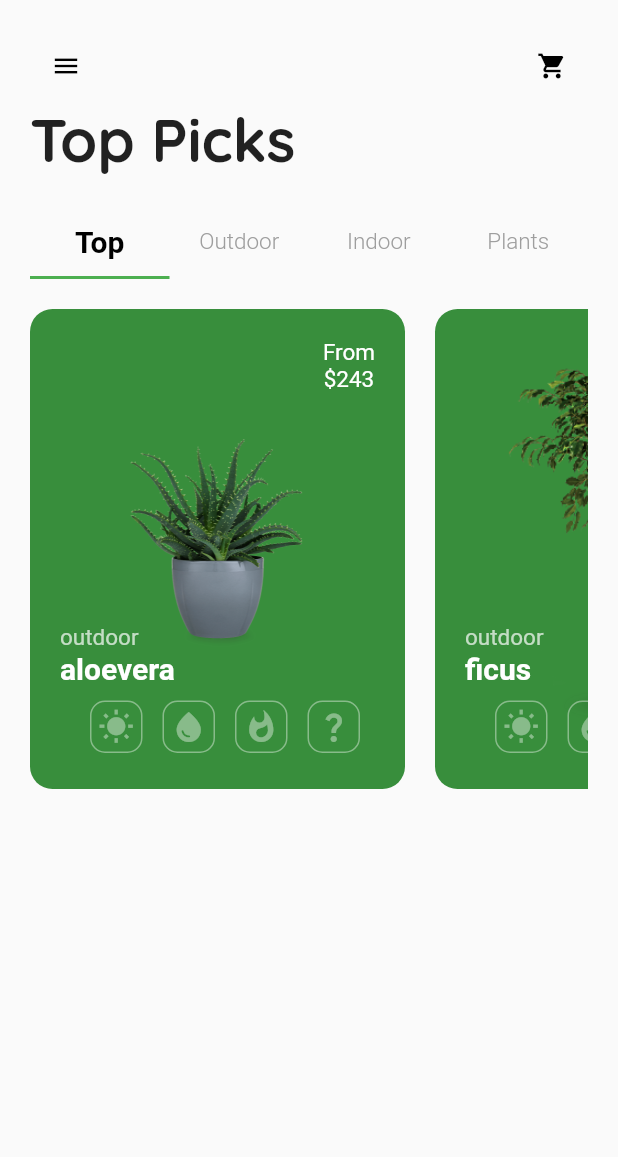
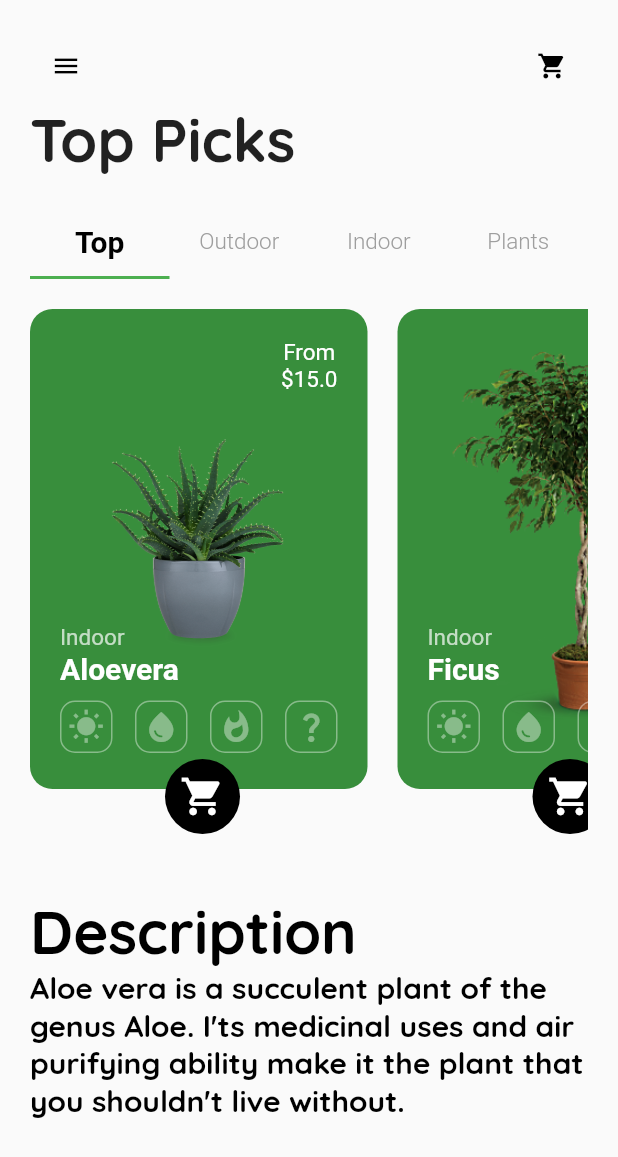
Before and after one commit to yhabbeh/Flutter_UI, a Flutter app: the HomePagePlants screen opened directly, on a phone screen of 412 x 824 dp. Shown: the top 1157 px of the screen. Run offline on Flutter 3.47's test engine with Material 2 defaults, Android fonts, the phone set to English and light mode, and no system bars; missing offline and left inert: dart:html; project files that could hold a hidden picture were left out.

Commit message:
7/4/2022

```diff
--- a/lib/plants/build_card_plant.dart
+++ b/lib/plants/build_card_plant.dart
@@ -1,19 +1,25 @@
 import 'package:flutter/material.dart';
+import 'package:mian/plants/plant_details.dart';
 
-Widget buildCardPlant(
-    {required double width,
-    required double height,
-    required String imgPath,
-    required String imgName}) {
+Widget buildCardPlant({
+  required BuildContext context,
+  required double width,
+  required double height,
+  required String imgPath,
+  required String imgName,
+  required String typeOfPlant,
+  required double cost,
+  required int index,
+
+}) {
   return SizedBox(
-    width: 250,
-    height: 370  ,
+    width: 225,
     child: ListView(
       shrinkWrap: true,
       children: [
         Stack(children: [
           Container(
-            width: 250,
+            width: 225,
             height: 320,
             padding: const EdgeInsets.all(20),
             decoration: BoxDecoration(
@@ -23,10 +29,12 @@ Widget buildCardPlant(
             child: Align(
               alignment: Alignment.topRight,
               child: Column(
-                children: const [
-                  Text("From", style: TextStyle(fontSize: 15, color: Colors.white)),
-                  Text("\$243",
+                children: [
+                  const Text("From",
                       style: TextStyle(fontSize: 15, color: Colors.white)),
+                  Text("\$" + cost.toString(),
+                      style:
+                          const TextStyle(fontSize: 15, color: Colors.white)),
                 ],
               ),
             ),
@@ -40,17 +48,18 @@ Widget buildCardPlant(
             ),
           ),
           Container(
-            padding: EdgeInsets.only(
+            padding: const EdgeInsets.only(
               left: 20,
-              top: 210 ,
+              right: 20,
+              top: 210,
             ),
             child: Column(
               crossAxisAlignment: CrossAxisAlignment.start,
               children: [
                 Text(
-                  "outdoor",
-                  style:
-                      TextStyle(fontSize: 15, color: Colors.white.withOpacity(0.7)),
+                  typeOfPlant,
+                  style: TextStyle(
+                      fontSize: 15, color: Colors.white.withOpacity(0.7)),
                 ),
                 Text(
                   imgName,
@@ -59,44 +68,94 @@ Widget buildCardPlant(
                       color: Colors.white,
                       fontWeight: FontWeight.bold),
                 ),
-                const SizedBox(height: 10,),
+                const SizedBox(
+                  height: 10,
+                ),
                 Container(
-                  width:200,
-                  padding: const EdgeInsets.only(left:20 ),
+                  width: 220,
                   child: Row(
                     mainAxisAlignment: MainAxisAlignment.spaceBetween,
                     children: [
                       Container(
-                        width: 35,height: 35,
-                        decoration: BoxDecoration(border: Border.all(color: Colors.white.withOpacity(0.4)),
-                        borderRadius: BorderRadius.circular(10)
-                        ),
-                        child: Icon(Icons.wb_sunny,color: Colors.white.withOpacity(0.4),
-
+                        width: 35,
+                        height: 35,
+                        decoration: BoxDecoration(
+                            border: Border.all(
+                                color: Colors.white.withOpacity(0.4)),
+                            borderRadius: BorderRadius.circular(10)),
+                        child: Icon(
+                          Icons.wb_sunny,
+                          color: Colors.white.withOpacity(0.4),
                         ),
                       ),
                       Container(
-                          width: 35,height: 35,
-                          decoration: BoxDecoration(border: Border.all(color: Colors.white.withOpacity(0.4)),
-                              borderRadius: BorderRadius.circular(10)
-                          ),
-                          child: Icon(Icons.water_drop,color: Colors.white.withOpacity(0.4),)),
+                          width: 35,
+                          height: 35,
+                          decoration: BoxDecoration(
+                              border: Border.all(
+                                  color: Colors.white.withOpacity(0.4)),
+                              borderRadius: BorderRadius.circular(10)),
+                          child: Icon(
+                            Icons.water_drop,
+                            color: Colors.white.withOpacity(0.4),
+                          )),
                       Container(
-                          width: 35,height: 35,
-                          decoration: BoxDecoration(border: Border.all(color: Colors.white.withOpacity(0.4)),
-                              borderRadius: BorderRadius.circular(10)
-                          ),
-                          child: Icon(Icons.whatshot_sharp,color: Colors.white.withOpacity(0.4),)),
+                          width: 35,
+                          height: 35,
+                          decoration: BoxDecoration(
+                              border: Border.all(
+                                  color: Colors.white.withOpacity(0.4)),
+                              borderRadius: BorderRadius.circular(10)),
+                          child: Icon(
+                            Icons.whatshot_sharp,
+                            color: Colors.white.withOpacity(0.4),
+                          )),
                       Container(
-                          width: 35,height: 35,
-                          decoration: BoxDecoration(border: Border.all(color: Colors.white.withOpacity(0.4)),
-                              borderRadius: BorderRadius.circular(10)
-                          ),
-                          child: Icon(Icons.question_mark,color: Colors.white.withOpacity(0.4),)),
+                          width: 35,
+                          height: 35,
+                          decoration: BoxDecoration(
+                              border: Border.all(
+                                  color: Colors.white.withOpacity(0.4)),
+                              borderRadius: BorderRadius.circular(10)),
+                          child: IconButton(
+                              padding: const EdgeInsets.all(0),
+                              onPressed: () {
+                                Navigator.push(
+                                    context,
+                                    MaterialPageRoute(
+                                      builder: (context) => PlantDetails(
+                                        imgPath: imgPath,
+                                        cost: 262 ,namePL: imgName,typePL: typeOfPlant,
+                                        count: index,
+                                      ),
+                                    ));
+                              },
+                              icon: Icon(
+                                Icons.question_mark,
+                                color: Colors.white.withOpacity(0.4),
+                              ))),
                     ],
                   ),
                 )
               ],
+            ),
+          ),
+          Padding(
+            padding: EdgeInsets.only(top: 300, left: 90),
+            child: Container(
+              padding: EdgeInsets.all(10),
+              width: 50,
+              height: 50,
+              decoration: BoxDecoration(
+                borderRadius: BorderRadius.circular(25),
+                color: Colors.black,
+              ),
+              child: IconButton(
+                padding: const EdgeInsets.only(right: 10, bottom: 10),
+                icon: const Icon(Icons.shopping_cart, color: Colors.white),
+                iconSize: 30,
+                onPressed: () {},
+              ),
             ),
           )
         ]),
--- a/lib/plants/home_page_plant.dart
+++ b/lib/plants/home_page_plant.dart
@@ -1,5 +1,4 @@
 import 'package:flutter/material.dart';
-
 import 'build_card_plant.dart';
 
 class HomePagePlants extends StatefulWidget {
@@ -11,6 +10,17 @@ class HomePagePlants extends StatefulWidget {
 
 class _HomePagePlantsState extends State<HomePagePlants>
     with SingleTickerProviderStateMixin {
+  late ScrollController _scrollController;
+
+  List allDescriptions = [
+    'Aloe vera is a succulent plant of the genus Aloe. I\'ts medicinal uses and air purifying ability make it the plant that you shouldn\'t live without.',
+    'Some other description',
+    'Third description',
+    'fourth description',
+    'fifth description',
+    'sixth description',
+  ];
+  late String description;
 
   List<String> imgPath = [
     "assets/aloevera.png",
@@ -18,18 +28,14 @@ class _HomePagePlantsState extends State<HomePagePlants>
     "assets/flowerplant.png",
     "assets/smallplant.png",
     "assets/whiteplant.png"
-
   ];
   List<String> imgName = [
-      "aloevera",
-    "ficus",
-    "flowerplant",
-    "smallplant",
-    "whiteplant"
-
+    "Aloevera",
+    "Ficus",
+    "Flowerplant",
+    "Smallplant",
+    "Whiteplant"
   ];
-
-
 
   late TabController tabController;
 
@@ -37,7 +43,21 @@ class _HomePagePlantsState extends State<HomePagePlants>
   void initState() {
     // TODO: implement initState
     super.initState();
+    _scrollController = ScrollController();
+    _scrollController.addListener(changeDesc);
+
+    setState(() {
+      description = allDescriptions[0];
+    });
     tabController = TabController(length: 4, vsync: this);
+  }
+
+  changeDesc() {
+    var value = _scrollController.offset.round();
+    var descIndex = (value / 225).round();
+    setState(() {
+      description = allDescriptions[descIndex];
+    });
   }
 
   @override
@@ -46,23 +66,22 @@ class _HomePagePlantsState extends State<HomePagePlants>
     double height = MediaQuery.of(context).size.height;
     return Scaffold(
       body: ListView(
-        padding:  EdgeInsets.all(20.0),
+        padding: const EdgeInsets.all(20.0),
         children: [
           Row(
             mainAxisAlignment: MainAxisAlignment.spaceBetween,
             children: [
               IconButton(
                 onPressed: () {},
-                  icon: Icon(Icons.menu, color: Colors.black),
+                icon: const Icon(Icons.menu, color: Colors.black),
                 iconSize: 20,
               ),
               IconButton(
                 onPressed: () {},
-                  icon: Icon(Icons.shopping_cart, color: Colors.black),
+                icon: const Icon(Icons.shopping_cart, color: Colors.black),
                 iconSize: 20,
               ),
             ],
-
           ),
           const Text("Top Picks",
               style: TextStyle(
@@ -74,9 +93,11 @@ class _HomePagePlantsState extends State<HomePagePlants>
           TabBar(
               controller: tabController,
               labelColor: Colors.black,
-              labelStyle: const TextStyle(fontSize: 20,fontWeight: FontWeight.bold),
+              labelStyle:
+                  const TextStyle(fontSize: 20, fontWeight: FontWeight.bold),
               unselectedLabelColor: Colors.grey,
-              unselectedLabelStyle: const TextStyle(fontSize: 15,fontWeight: FontWeight.w300),
+              unselectedLabelStyle:
+                  const TextStyle(fontSize: 15, fontWeight: FontWeight.w300),
               indicatorColor: Colors.green,
               tabs: const [
                 Tab(
@@ -91,24 +112,45 @@ class _HomePagePlantsState extends State<HomePagePlants>
                 Tab(
                   text: "Plants",
                 ),
-
-
               ]),
           const SizedBox(height: 20),
-            Container(
-              height: height*0.5,
+          SizedBox(
+            height: 390,
             child: ListView.separated(
-                separatorBuilder:(context, index) => SizedBox(width: 20) ,
+              controller: _scrollController,
+              separatorBuilder: (context, index) => const SizedBox(width: 20),
               shrinkWrap: true,
               scrollDirection: Axis.horizontal,
-               itemBuilder: (BuildContext context , int index){
-                  return  buildCardPlant(height: height, width: width,imgPath:imgPath[index],imgName: imgName[index]);
-               }, itemCount: 5,
+              itemBuilder: (BuildContext context, int index) {
+                return buildCardPlant(
+                    context: context,
+                    index: index,
+                    height: height,
+                    width: width,
+                    imgPath: imgPath[index],
+                    imgName: imgName[index],
+                    cost: index * 4 + 15,
+                    typeOfPlant: 'Indoor');
+              },
+              itemCount: 5,
             ),
-            )
-
-
-
+          ),
+          const Text(
+            "Description",
+            style: TextStyle(
+                fontSize: 40,
+                color: Colors.black,
+                fontFamily: "Quicksands",
+                fontWeight: FontWeight.bold),
+          ),
+          Text(
+            description,
+            style: const TextStyle(
+                fontSize: 20,
+                color: Colors.black,
+                fontFamily: "Quicksands",
+                fontWeight: FontWeight.bold),
+          ),
         ],
       ),
     );
--- a/lib/plants/main_plants.dart
+++ b/lib/plants/main_plants.dart
@@ -1,7 +1,5 @@
 import 'package:flutter/material.dart';
-
-import 'home_page_plant.dart';
-
+import 'package:mian/plants/plant_details.dart';
 
 void main() => runApp(MainAppPlants());
 
@@ -18,7 +16,7 @@ class _MainAppPlantsState extends State<MainAppPlants> {
     return const MaterialApp(
       debugShowCheckedModeBanner: false,
       title: "Plants",
-      home: HomePagePlants(),
+      home: PlantDetails( count: 1,cost: 262 ,namePL: "Alovera",typePL: "Indoor",imgPath:     "assets/flowerplant.png",),
     );
   }
 }
```
Also changed, not shown: lib/plants/plant_details.dart (added, +244 -0 lines). Lines whose indentation alone changed are shown as unchanged.
